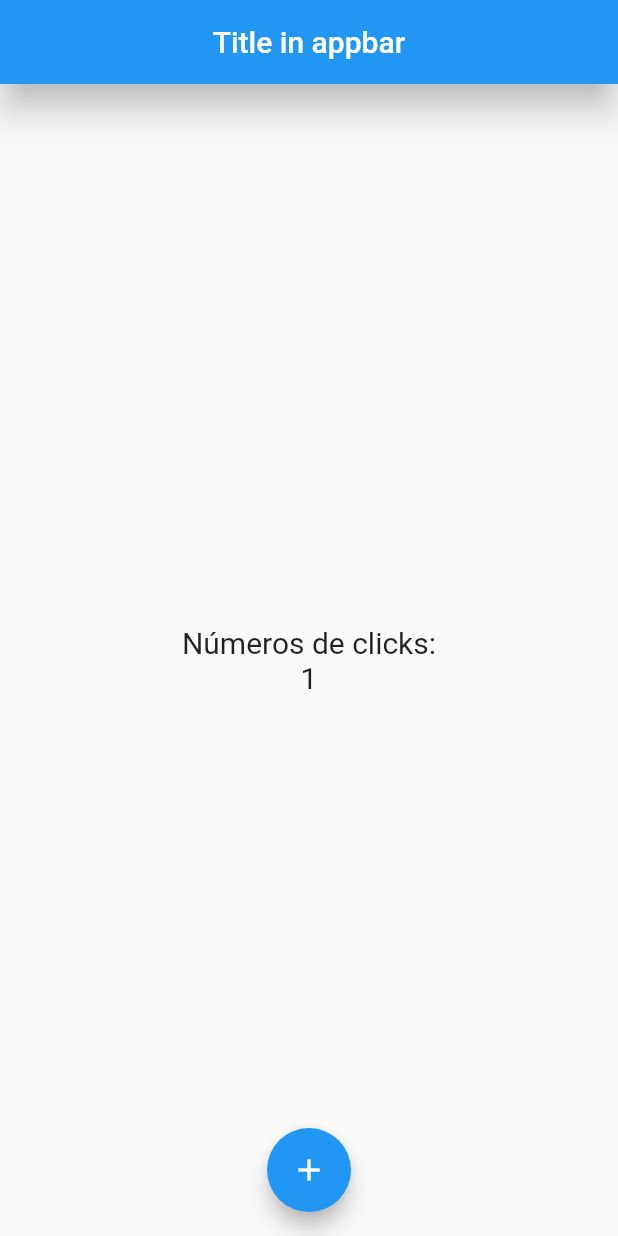
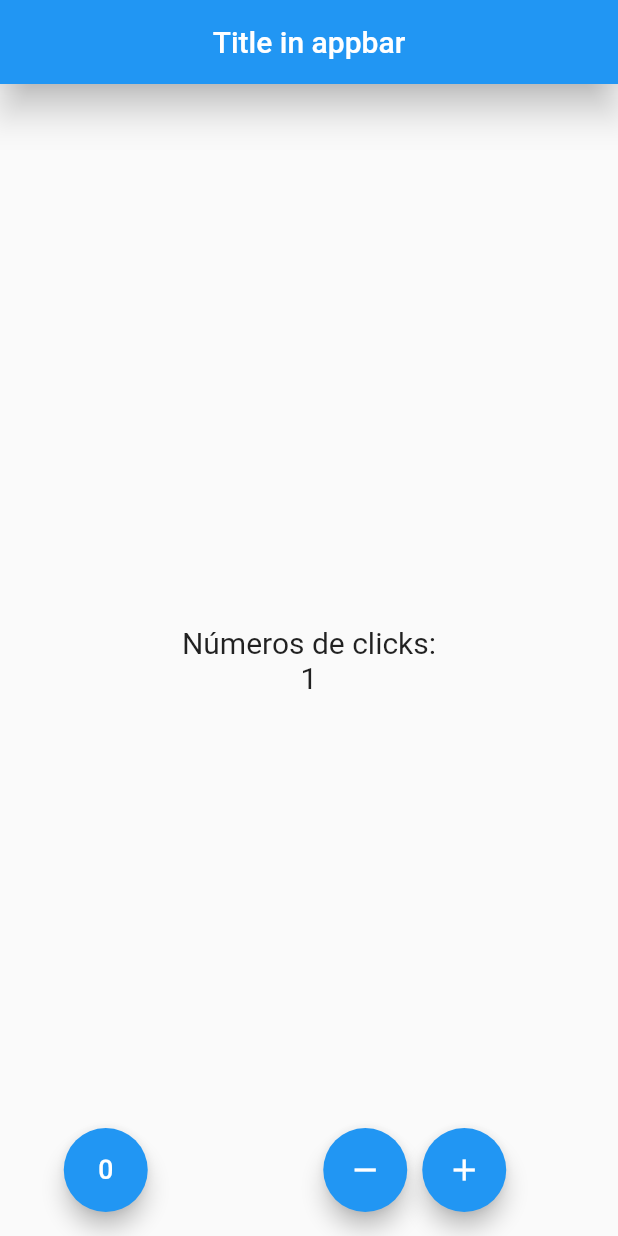
Before and after one commit to Nian-code/Flutter3Bottons, a Flutter app: the screen it shows after launch, after a tap on the "add" icon, on a phone screen of 412 x 824 dp. Run offline on Flutter 3.47's test engine with Material 2 defaults, Android fonts, the phone set to English and light mode, and no system bars.

Commit message:
add, remove and zero button

```diff
--- a/lib/src/app.dart
+++ b/lib/src/app.dart
@@ -8,6 +8,7 @@ class MyApp extends StatelessWidget{
   Widget build(BuildContext context) {
    return MaterialApp(
      home: HomePage(),
+     debugShowCheckedModeBanner: false,
    );
   }
 }
--- a/lib/src/pages/home_page.dart
+++ b/lib/src/pages/home_page.dart
@@ -1,7 +1,4 @@
-// ignore_for_file: prefer_const_constructors
-
-
-import 'dart:developer';
+// ignore_for_file: prefer_const_literals_to_create_immutables, prefer_const_constructors
 
 import 'package:flutter/material.dart';
 
@@ -16,8 +13,9 @@ class HomePage extends StatefulWidget{
 
 class _HomePageState extends State<HomePage>{
 
+  final textStyle = TextStyle(fontSize: 20);
+
   int contador = 0;
-  final textStyle = TextStyle(fontSize: 20);
 
   @override
   Widget build(BuildContext context) {
@@ -31,7 +29,6 @@ class _HomePageState extends State<HomePage>{
     Center(
       child: Column(
         mainAxisAlignment: MainAxisAlignment.center,
-        // ignore: prefer_const_literals_to_create_immutables
         children: [
           Text(
             "Números de clicks:",
@@ -41,17 +38,43 @@ class _HomePageState extends State<HomePage>{
             style: textStyle)],
           )
         ),
-        floatingActionButton:
-              FloatingActionButton(
-                child:Icon(
-                  Icons.add,
-                ),
-                onPressed: () => {
-                  setState(() => contador++)
-                  }
-               ,),
-        floatingActionButtonLocation:
-              FloatingActionButtonLocation.centerFloat
+        floatingActionButton: _crearBotones()
     );
   }
+
+  Widget _crearBotones() {
+      return Row(
+        mainAxisAlignment: MainAxisAlignment.spaceAround,
+        children: <Widget>[
+            FloatingActionButton(
+              child: Icon(Icons.exposure_zero ),
+              onPressed: _reset),
+          Row(
+            children: [
+            FloatingActionButton(
+              child: Icon(Icons.remove ),
+              onPressed: _sustraer ),
+            SizedBox(width: 10,),
+            FloatingActionButton(
+              child: Icon(Icons.add ),
+              onPressed: _agregar )
+          ],),
+        ],
+      );
+  }
+
+  void _agregar() {
+    setState(() => contador++ );
+  }
+
+  void _sustraer() {
+    if (contador != 0) {
+      setState(() => contador-- );
+    }
+  }
+
+  void _reset() {
+    setState(() => contador = 0 );
+  }
+
 }
```
